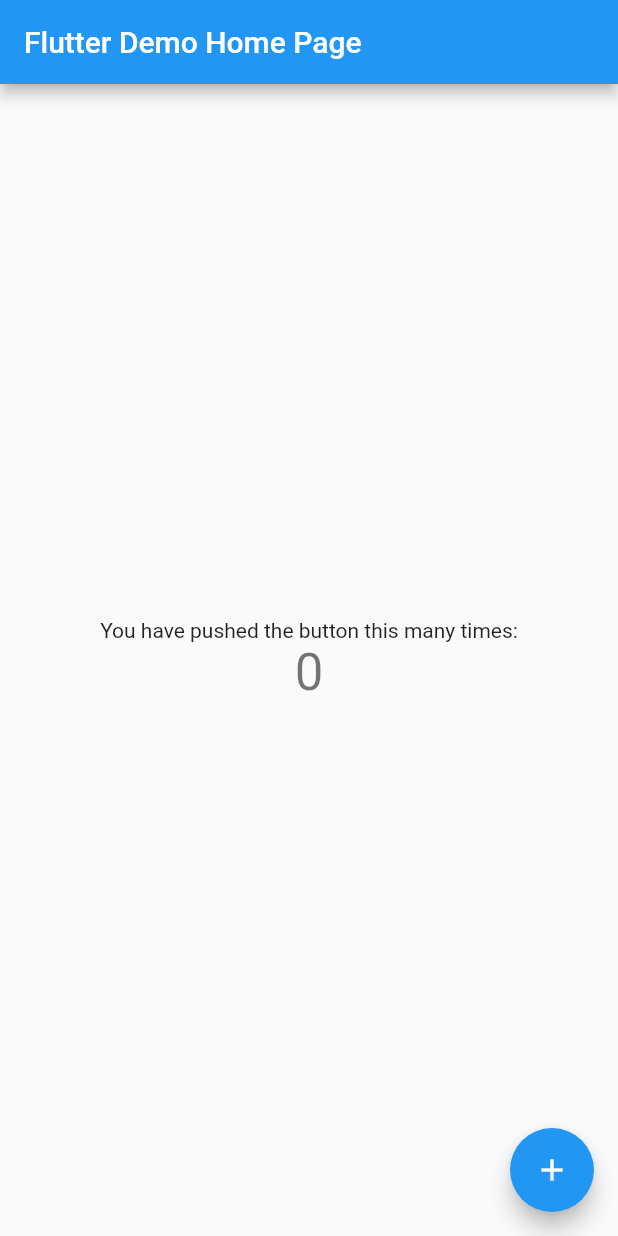
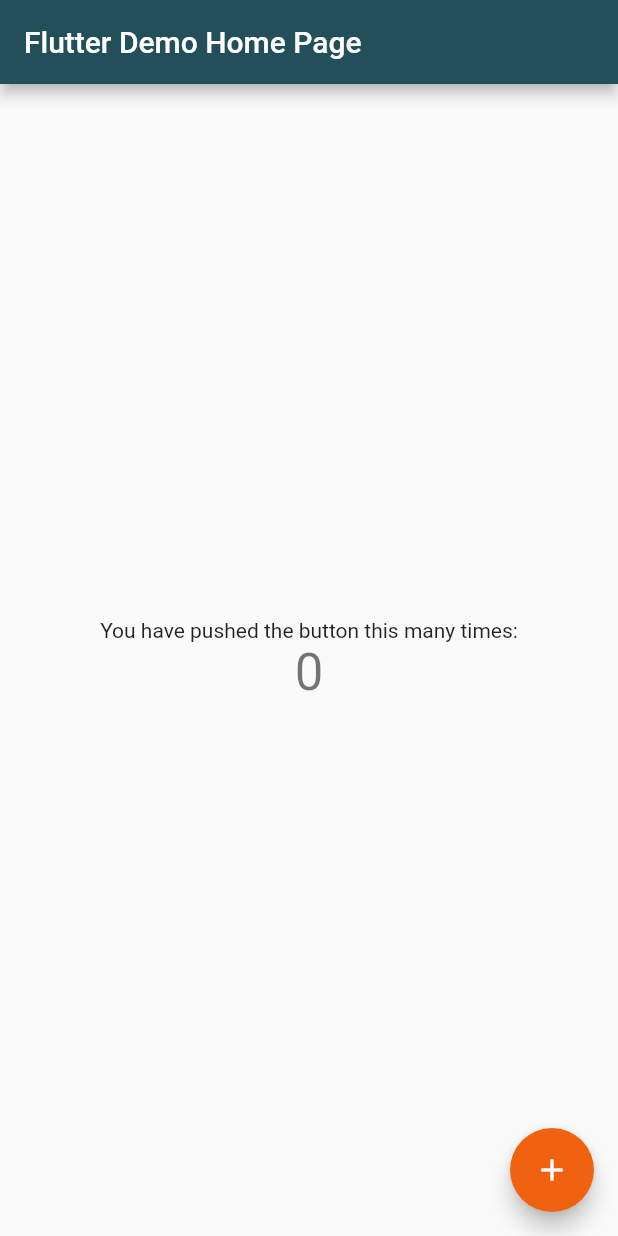
Before and after one commit to advertizepro/listyfire, a Flutter app: the screen it shows after launch, on a phone screen of 412 x 824 dp. Run offline on Flutter 3.47's test engine with Material 2 defaults, Android fonts, the phone set to English and light mode, and no system bars.

Commit message:
Initial Commit

```diff
--- a/lib/main.dart
+++ b/lib/main.dart
@@ -11,19 +11,8 @@ class MyApp extends StatelessWidget {
     return MaterialApp(
       title: 'Flutter Demo',
       theme: ThemeData(
-        // This is the theme of your application.
-        //
-        // Try running your application with "flutter run". You'll see the
-        // application has a blue toolbar. Then, without quitting the app, try
-        // changing the primarySwatch below to Colors.green and then invoke
-        // "hot reload" (press "r" in the console where you ran "flutter run",
-        // or simply save your changes to "hot reload" in a Flutter IDE).
-        // Notice that the counter didn't reset back to zero; the application
-        // is not restarted.
-        primarySwatch: Colors.blue,
-        // This makes the visual density adapt to the platform that you run
-        // the app on. For desktop platforms, the controls will be smaller and
-        // closer together (more dense) than on mobile platforms.
+        primaryColor: Color(0xFF224F59),
+        accentColor: Color(0xFFF06210),
         visualDensity: VisualDensity.adaptivePlatformDensity,
       ),
       home: MyHomePage(title: 'Flutter Demo Home Page'),
--- a/pubspec.yaml
+++ b/pubspec.yaml
@@ -1,4 +1,4 @@
-name: listyfire
+name: ListyFire
 description: A new Flutter project.
 
 # The following line prevents the package from being accidentally published to
```
Also changed, not shown: lib/screens/Home.dart (added), 37 other files.
